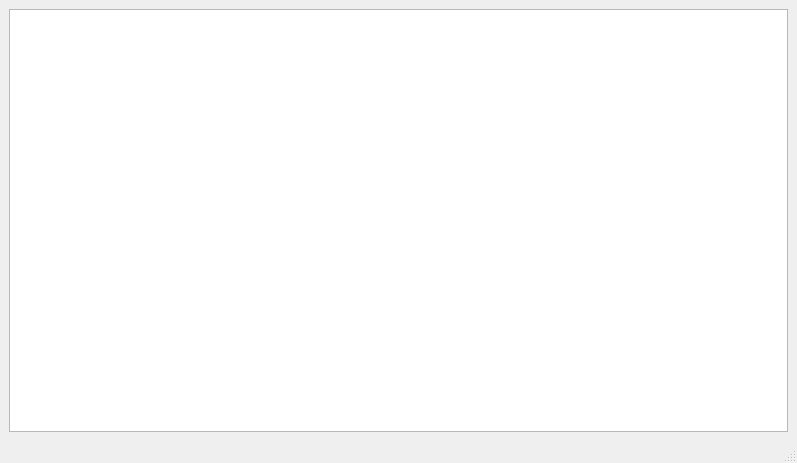
Before: the Qt Designer form resources/QSciTE.ui in AndreaIdini/QSciTE, drawn with Qt 5.
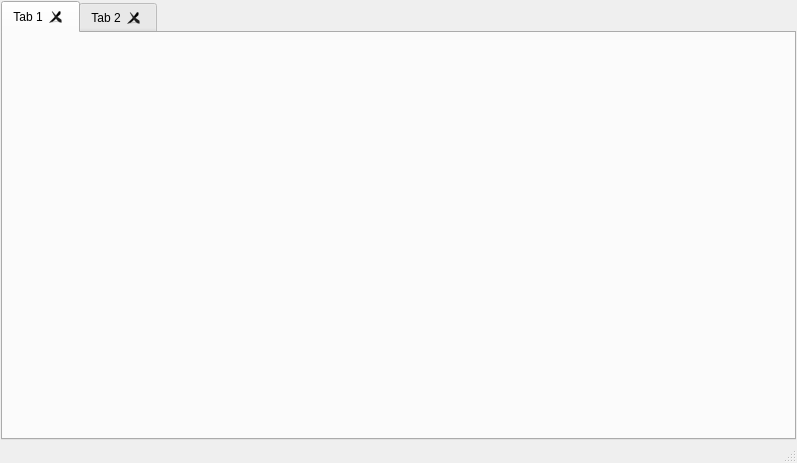
After: the same form once the commit is applied.

What changed in the file:
```diff
--- a/resources/QSciTE.ui
+++ b/resources/QSciTE.ui
@@ -15,8 +15,43 @@
   </property>
   <widget class="QWidget" name="centralwidget">
    <layout class="QHBoxLayout" name="horizontalLayout">
+    <property name="margin">
+     <number>1</number>
+    </property>
     <item>
-     <widget class="QTextEdit" name="textEdit"/>
+     <widget class="QTabWidget" name="tabBar">
+      <property name="tabPosition">
+       <enum>QTabWidget::North</enum>
+      </property>
+      <property name="tabShape">
+       <enum>QTabWidget::Rounded</enum>
+      </property>
+      <property name="elideMode">
+       <enum>Qt::ElideRight</enum>
+      </property>
+      <property name="usesScrollButtons">
+       <bool>true</bool>
+      </property>
+      <property name="tabsClosable">
+       <bool>true</bool>
+      </property>
+      <property name="movable">
+       <bool>true</bool>
+      </property>
+      <widget class="QWidget" name="tab">
+       <property name="enabled">
+        <bool>true</bool>
+       </property>
+       <attribute name="title">
+        <string>Tab 1</string>
+       </attribute>
+      </widget>
+      <widget class="QWidget" name="tab_2">
+       <attribute name="title">
+        <string>Tab 2</string>
+       </attribute>
+      </widget>
+     </widget>
     </item>
    </layout>
   </widget>
```
